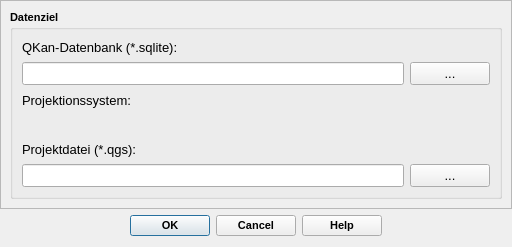
Qt form qkan/tools/res/application_emptyDB.ui (SonkeHoffmann/QKan-1) before a commit.
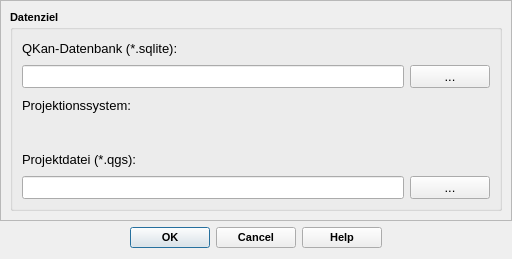
The same form after that commit. Custom widgets are drawn as their Qt base class.

What changed in the file:
```diff
--- a/qkan/tools/res/application_emptyDB.ui
+++ b/qkan/tools/res/application_emptyDB.ui
@@ -7,19 +7,19 @@
     <x>0</x>
     <y>0</y>
     <width>512</width>
-    <height>247</height>
+    <height>259</height>
    </rect>
   </property>
   <property name="minimumSize">
    <size>
-    <width>250</width>
+    <width>280</width>
     <height>150</height>
    </size>
   </property>
   <property name="maximumSize">
    <size>
     <width>16777215</width>
-    <height>247</height>
+    <height>280</height>
    </size>
   </property>
   <property name="font">
@@ -51,7 +51,7 @@
         <x>0</x>
         <y>0</y>
         <width>510</width>
-        <height>207</height>
+        <height>219</height>
        </rect>
       </property>
       <layout class="QVBoxLayout" name="verticalLayout_3">
```
Left out of the diff: 5 changed lines with no effect on the pictures.
